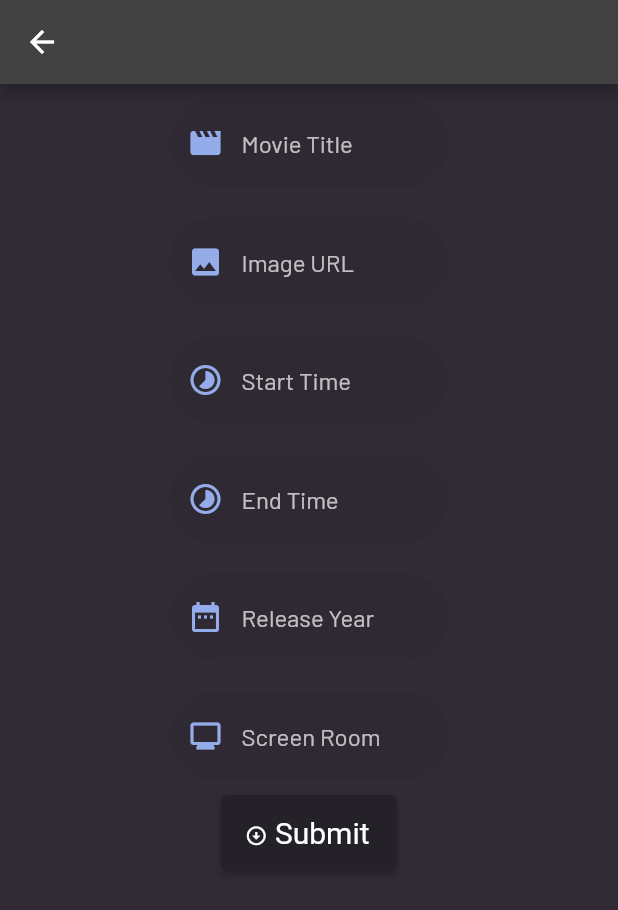
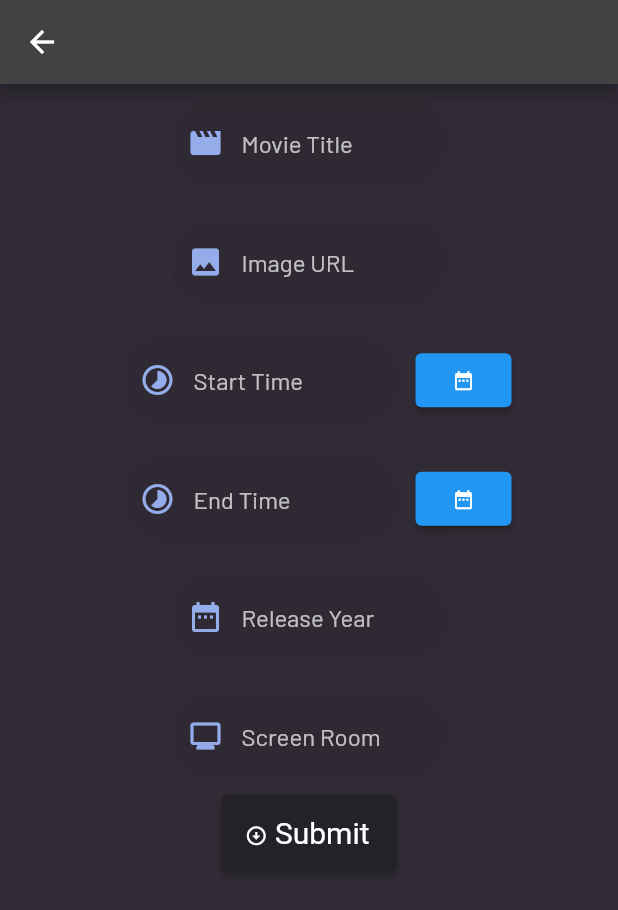
Before and after one commit to Fat7y99/Cinema-Reservation-WE-MAX, a Flutter app: the MovieInsertPage screen opened directly, on a phone screen of 412 x 824 dp. Shown: the top 910 px of the screen. Run offline on Flutter 3.47's test engine with Material 2 defaults, Android fonts, the phone set to English and light mode, and no system bars; our stand-ins replace flutter_datetime_picker, google_fonts, rflutter_alert; accounts and stored records are empty.

Commit message:
Added Date time Picker

```diff
--- a/lib/screens/movie_insert.dart
+++ b/lib/screens/movie_insert.dart
@@ -7,6 +7,10 @@ import 'package:movie_ticket_app/screens/home_screen.dart';
 import 'package:movie_ticket_app/screens/movie_details.dart';
 import 'package:movie_ticket_app/Models/movie_model.dart';
 import '../Models/movie_model.dart';
+import 'package:flutter_datetime_picker/flutter_datetime_picker.dart';
+import 'package:intl/intl.dart';
+
+DateTime dates = DateTime.now();
 
 class MovieInsertPage extends StatefulWidget {
   @override
@@ -104,6 +108,9 @@ class _MovieInsertPageState extends State<MovieInsertPage> {
                       keyboardType: TextInputType.visiblePassword,
                     ),
                   ),
+                  Row(
+                    mainAxisAlignment: MainAxisAlignment.center,
+                    children: [
                       Container(
                         width: MediaQuery.of(context).size.width / 2,
                         padding: EdgeInsets.all(10),
@@ -116,15 +123,19 @@ class _MovieInsertPageState extends State<MovieInsertPage> {
                                 color: Colors.white70,
                               ),
                               enabledBorder: OutlineInputBorder(
-                            borderSide: BorderSide(color: Colors.transparent),
-                            borderRadius: BorderRadius.all(Radius.circular(30)),
+                                borderSide:
+                                    BorderSide(color: Colors.transparent),
+                                borderRadius:
+                                    BorderRadius.all(Radius.circular(30)),
                               ),
                               focusedBorder: OutlineInputBorder(
-                            borderSide: BorderSide(color: Colors.transparent),
-                            borderRadius: BorderRadius.all(Radius.circular(30)),
+                                borderSide:
+                                    BorderSide(color: Colors.transparent),
+                                borderRadius:
+                                    BorderRadius.all(Radius.circular(30)),
                               ),
-                          prefixIcon:
-                              Icon(Icons.timelapse, color: Color(0xFF94ADEA)),
+                              prefixIcon: Icon(Icons.timelapse,
+                                  color: Color(0xFF94ADEA)),
                               // hintText: 'Email',
                               // hintStyle: TextStyle(
                               //   color: Colors.white70,
@@ -135,6 +146,51 @@ class _MovieInsertPageState extends State<MovieInsertPage> {
                           keyboardType: TextInputType.visiblePassword,
                         ),
                       ),
+                      ElevatedButton(
+                          onPressed: () {
+                            DatePicker.showDatePicker(context,
+                                showTitleActions: true,
+                                minTime: DateTime.now(),
+                                maxTime: DateTime(2023, 6, 7),
+                                onChanged: (date) {
+                              startController.text =
+                                  DateFormat("yyyy-MM-dd HH:mm:ss")
+                                      .format(date)
+                                      .toString();
+
+                              print('change $date');
+                            }, onConfirm: (date) {
+                              print('confirm $date');
+                              setState(() {
+                                // startController.text =
+                                //     DateFormat("yyyy-MM-dd HH:mm:ss")
+                                //         .format(date)
+                                //         .toString();
+
+                                print(startController.value);
+                              });
+                            },
+                                currentTime: DateTime.now(),
+                                locale: LocaleType.en);
+                          },
+                          child: RichText(
+                            text: TextSpan(
+                              children: const [
+                                WidgetSpan(
+                                  child: Icon(
+                                    Icons.date_range,
+                                    size: 15,
+                                    color: Colors.white,
+                                  ),
+                                ),
+                              ],
+                            ),
+                          )),
+                    ],
+                  ),
+                  Row(
+                    mainAxisAlignment: MainAxisAlignment.center,
+                    children: [
                       Container(
                         width: MediaQuery.of(context).size.width / 2,
                         padding: EdgeInsets.all(10),
@@ -147,15 +203,19 @@ class _MovieInsertPageState extends State<MovieInsertPage> {
                                 color: Colors.white70,
                               ),
                               enabledBorder: OutlineInputBorder(
-                            borderSide: BorderSide(color: Colors.transparent),
-                            borderRadius: BorderRadius.all(Radius.circular(30)),
+                                borderSide:
+                                    BorderSide(color: Colors.transparent),
+                                borderRadius:
+                                    BorderRadius.all(Radius.circular(30)),
                               ),
                               focusedBorder: OutlineInputBorder(
-                            borderSide: BorderSide(color: Colors.transparent),
-                            borderRadius: BorderRadius.all(Radius.circular(30)),
+                                borderSide:
+                                    BorderSide(color: Colors.transparent),
+                                borderRadius:
+                                    BorderRadius.all(Radius.circular(30)),
                               ),
-                          prefixIcon:
-                              Icon(Icons.timelapse, color: Color(0xFF94ADEA)),
+                              prefixIcon: Icon(Icons.timelapse,
+                                  color: Color(0xFF94ADEA)),
                               // hintText: 'Email',
                               // hintStyle: TextStyle(
                               //   color: Colors.white70,
@@ -165,6 +225,48 @@ class _MovieInsertPageState extends State<MovieInsertPage> {
                           style: TextStyle(color: Colors.white),
                           keyboardType: TextInputType.visiblePassword,
                         ),
+                      ),
+                      ElevatedButton(
+                          onPressed: () {
+                            DatePicker.showDatePicker(context,
+                                showTitleActions: true,
+                                minTime: DateTime.now(),
+                                maxTime: DateTime(2023, 6, 7),
+                                onChanged: (date) {
+                              endController.text =
+                                  DateFormat("yyyy-MM-dd HH:mm:ss")
+                                      .format(date)
+                                      .toString();
+
+                              print('change $date');
+                            }, onConfirm: (date) {
+                              print('confirm $date');
+                              setState(() {
+                                // startController.text =
+                                //     DateFormat("yyyy-MM-dd HH:mm:ss")
+                                //         .format(date)
+                                //         .toString();
+
+                                print(startController.value);
+                              });
+                            },
+                                currentTime: DateTime.now(),
+                                locale: LocaleType.en);
+                          },
+                          child: RichText(
+                            text: TextSpan(
+                              children: const [
+                                WidgetSpan(
+                                  child: Icon(
+                                    Icons.date_range,
+                                    size: 15,
+                                    color: Colors.white,
+                                  ),
+                                ),
+                              ],
+                            ),
+                          )),
+                    ],
                   ),
                   Container(
                     width: MediaQuery.of(context).size.width / 2,
--- a/pubspec.yaml
+++ b/pubspec.yaml
@@ -27,6 +27,8 @@ dependencies:
   flutter_lints: ^1.0.4
   responsive_builder: ^0.4.1
   rflutter_alert: ^2.0.4
+  flutter_datetime_picker: ^1.5.1
+  intl: ^0.17.0
 
 dev_dependencies:
   flutter_test:
```
Also changed, not shown: pubspec.lock, 1 other file. Lines whose indentation alone changed are shown as unchanged.
